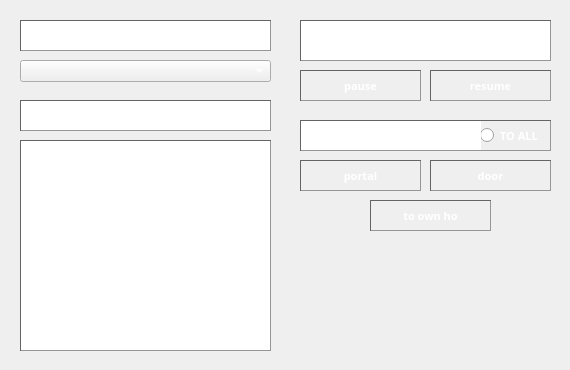
The window that monitoring_panel/app/panels/extended_mod_panel/design/raw_design/design.ui (JamesCrumbleProduction/PoeBeastBotv3) describes before a commit, drawn with Qt 5.
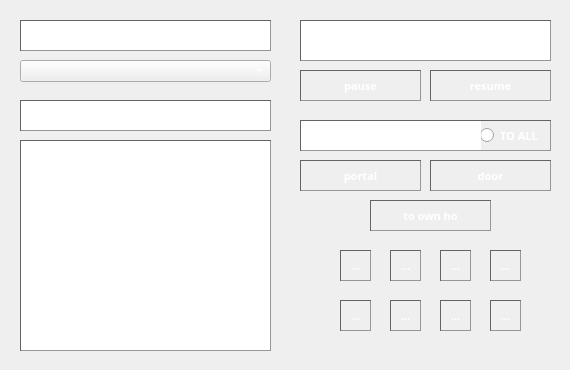
The same window after the commit. Icons and pictures are not drawn.

Commit message: feat: add auto rendering buttons when binding for extended mod monitoring panel

```diff
--- a/monitoring_panel/app/panels/extended_mod_panel/design/raw_design/design.ui
+++ b/monitoring_panel/app/panels/extended_mod_panel/design/raw_design/design.ui
@@ -339,6 +339,110 @@
 &lt;p align=&quot;center&quot; style=&quot; margin-top:0px; margin-bottom:0px; margin-left:0px; margin-right:0px; -qt-block-indent:0; text-indent:0px;&quot;&gt;&lt;span style=&quot; font-weight:600;&quot;&gt;Party machine actions&lt;/span&gt;&lt;/p&gt;&lt;/body&gt;&lt;/html&gt;</string>
    </property>
   </widget>
+  <widget class="QToolButton" name="renderButton">
+   <property name="geometry">
+    <rect>
+     <x>340</x>
+     <y>250</y>
+     <width>31</width>
+     <height>31</height>
+    </rect>
+   </property>
+   <property name="text">
+    <string>...</string>
+   </property>
+  </widget>
+  <widget class="QToolButton" name="renderButton_2">
+   <property name="geometry">
+    <rect>
+     <x>390</x>
+     <y>250</y>
+     <width>31</width>
+     <height>31</height>
+    </rect>
+   </property>
+   <property name="text">
+    <string>...</string>
+   </property>
+  </widget>
+  <widget class="QToolButton" name="renderButton_3">
+   <property name="geometry">
+    <rect>
+     <x>440</x>
+     <y>250</y>
+     <width>31</width>
+     <height>31</height>
+    </rect>
+   </property>
+   <property name="text">
+    <string>...</string>
+   </property>
+  </widget>
+  <widget class="QToolButton" name="renderButton_4">
+   <property name="geometry">
+    <rect>
+     <x>490</x>
+     <y>250</y>
+     <width>31</width>
+     <height>31</height>
+    </rect>
+   </property>
+   <property name="text">
+    <string>...</string>
+   </property>
+  </widget>
+  <widget class="QToolButton" name="renderButton_5">
+   <property name="geometry">
+    <rect>
+     <x>340</x>
+     <y>300</y>
+     <width>31</width>
+     <height>31</height>
+    </rect>
+   </property>
+   <property name="text">
+    <string>...</string>
+   </property>
+  </widget>
+  <widget class="QToolButton" name="renderButton_8">
+   <property name="geometry">
+    <rect>
+     <x>490</x>
+     <y>300</y>
+     <width>31</width>
+     <height>31</height>
+    </rect>
+   </property>
+   <property name="text">
+    <string>...</string>
+   </property>
+  </widget>
+  <widget class="QToolButton" name="renderButton_6">
+   <property name="geometry">
+    <rect>
+     <x>390</x>
+     <y>300</y>
+     <width>31</width>
+     <height>31</height>
+    </rect>
+   </property>
+   <property name="text">
+    <string>...</string>
+   </property>
+  </widget>
+  <widget class="QToolButton" name="renderButton_7">
+   <property name="geometry">
+    <rect>
+     <x>440</x>
+     <y>300</y>
+     <width>31</width>
+     <height>31</height>
+    </rect>
+   </property>
+   <property name="text">
+    <string>...</string>
+   </property>
+  </widget>
  </widget>
  <resources>
   <include location="../../../default_mod_panel/design/raw_design/resources.qrc"/>
```
The commit also changes 11 other files.
